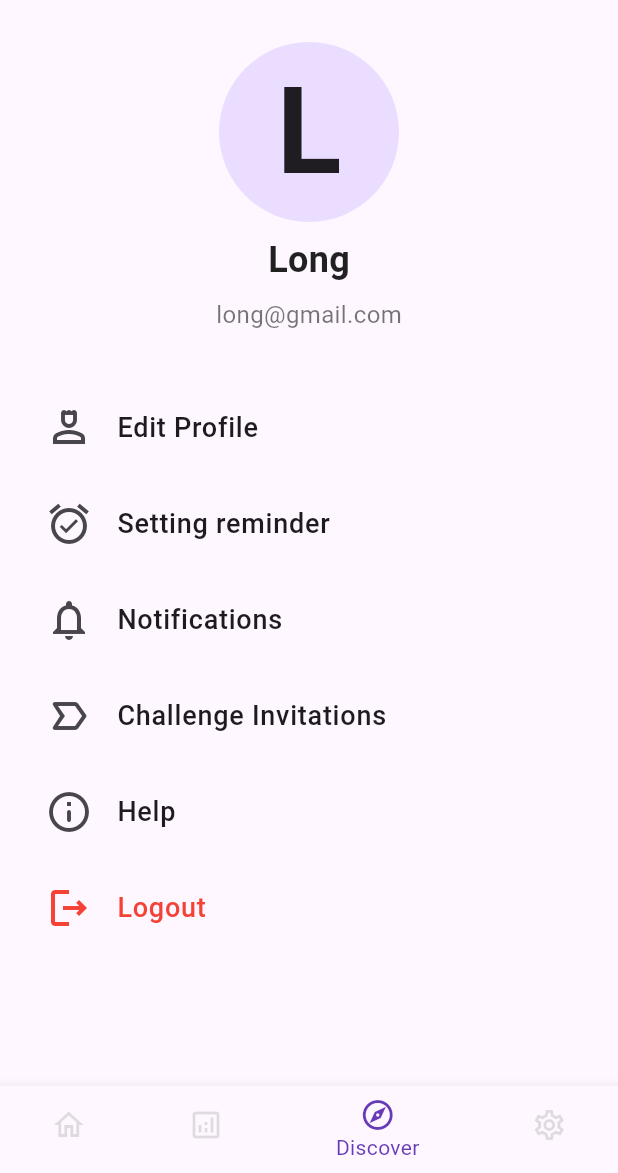
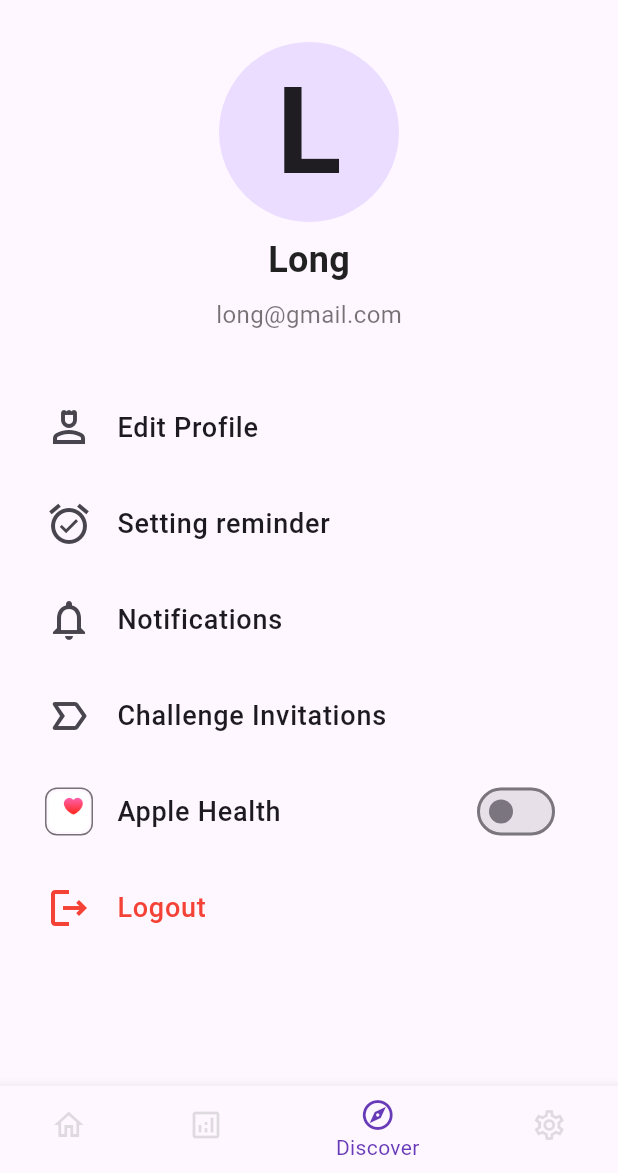
Before and after one commit to vvlong1801/capstone_mobile, a Flutter app: the SettingPage screen opened by its route, on a phone screen of 412 x 824 dp, the part 63-1236 px from its top. Run offline on Flutter 3.47's test engine with Material 2 defaults, Android fonts, the phone set to English and light mode, and no system bars; our stand-ins replace fl_chart, flutter_heatmap_calendar, flutter_local_notifications, flutter_riverpod, go_router, just_audio and 3 more; missing offline and left inert: health; accounts and stored records are empty.

Commit message:
add health service

```diff
--- a/lib/core/http/base_client.dart
+++ b/lib/core/http/base_client.dart
@@ -4,7 +4,7 @@ import 'package:flutter/foundation.dart';
 import 'package:http/http.dart' as http;
 import 'package:shared_preferences/shared_preferences.dart';
 
-String baseUrl = "http://192.168.1.232:8000/api/v1";
+String baseUrl = "http://192.168.1.9:8000/api/v1";
 
 class BaseClient {
   var client = http.Client();
--- a/lib/screens/setting/setting.dart
+++ b/lib/screens/setting/setting.dart
@@ -1,6 +1,7 @@
 import 'package:flutter/material.dart';
 import 'package:flutter_riverpod/flutter_riverpod.dart';
 import 'package:go_router/go_router.dart';
+import 'package:user_side_final_project/core/health/health_provider.dart';
 import 'package:user_side_final_project/core/router/name_route.dart';
 import 'package:user_side_final_project/layouts/widgets/bottom_navigation_widget.dart';
 
@@ -12,8 +13,11 @@ class SettingPage extends ConsumerStatefulWidget {
 }
 
 class _SettingPageState extends ConsumerState<SettingPage> {
+  bool toggle = false;
   @override
   Widget build(BuildContext context) {
+    bool authorized = ref.watch(healthProvider).authorized;
+    print("authorized health data: $authorized");
     return Scaffold(
       body: Padding(
         padding: const EdgeInsets.all(14),
@@ -21,7 +25,7 @@ class _SettingPageState extends ConsumerState<SettingPage> {
           children: [
             Container(
               width: MediaQuery.of(context).size.width,
-              child: Column(
+              child: const Column(
                 children: [
                   SizedBox(
                     height: 120,
@@ -61,14 +65,14 @@ class _SettingPageState extends ConsumerState<SettingPage> {
                 ],
               ),
             ),
-            SizedBox(
+            const SizedBox(
               height: 32,
             ),
             Expanded(
               child: ListView(
                 children: [
-                  Padding(
-                    padding: const EdgeInsets.symmetric(vertical: 4),
+                  const Padding(
+                    padding: EdgeInsets.symmetric(vertical: 4),
                     child: ListTile(
                       leading: Icon(
                         Icons.person_4_outlined,
@@ -87,19 +91,19 @@ class _SettingPageState extends ConsumerState<SettingPage> {
                       onTap: () {
                         GoRouter.of(context).pushNamed(reminderRoute);
                       },
-                      leading: Icon(
+                      leading: const Icon(
                         Icons.alarm_on_outlined,
                         size: 32,
                       ),
-                      title: Text(
+                      title: const Text(
                         "Setting reminder",
                         style: TextStyle(
                             fontWeight: FontWeight.w500, fontSize: 18),
                       ),
                     ),
                   ),
-                  Padding(
-                    padding: const EdgeInsets.symmetric(vertical: 4),
+                  const Padding(
+                    padding: EdgeInsets.symmetric(vertical: 4),
                     child: ListTile(
                       leading: Icon(
                         Icons.notifications_none_outlined,
@@ -118,11 +122,11 @@ class _SettingPageState extends ConsumerState<SettingPage> {
                       onTap: () {
                         GoRouter.of(context).pushNamed(invitationRoute);
                       },
-                      leading: Icon(
+                      leading: const Icon(
                         Icons.label_important_outline_rounded,
                         size: 32,
                       ),
-                      title: Text(
+                      title: const Text(
                         "Challenge Invitations",
                         style: TextStyle(
                             fontWeight: FontWeight.w500, fontSize: 18),
@@ -132,16 +136,32 @@ class _SettingPageState extends ConsumerState<SettingPage> {
                   Padding(
                     padding: const EdgeInsets.symmetric(vertical: 4),
                     child: ListTile(
-                      leading: Icon(
-                        Icons.info_outline_rounded,
-                        size: 32,
-                      ),
-                      title: Text(
-                        "Help",
-                        style: TextStyle(
-                            fontWeight: FontWeight.w500, fontSize: 18),
-                      ),
-                    ),
+                        leading: Container(
+                          width: 32,
+                          height: 32,
+                          decoration: BoxDecoration(
+                              border: Border.all(color: Colors.black54),
+                              borderRadius: BorderRadius.circular(8)),
+                          child: Image.asset(
+                              "assets/images/apple_health_icon.png"),
+                        ),
+                        title: const Text(
+                          "Apple Health",
+                          style: TextStyle(
+                              fontWeight: FontWeight.w500, fontSize: 18),
+                        ),
+                        trailing: Switch(
+                          value: authorized,
+                          onChanged: (value) {
+                            print(value);
+                            if (value) {
+                              ref.read(healthProvider.notifier).authorize();
+                            } else {
+                              ref.read(healthProvider.notifier).unAuthorize();
+                            }
+                          },
+                          activeColor: Colors.red,
+                        )),
                   ),
                   Padding(
                     padding: const EdgeInsets.symmetric(vertical: 4),
@@ -149,12 +169,12 @@ class _SettingPageState extends ConsumerState<SettingPage> {
                       onTap: () {
                         GoRouter.of(context).goNamed(guestRoute);
                       },
-                      leading: Icon(
+                      leading: const Icon(
                         Icons.logout_outlined,
                         size: 32,
                         color: Colors.red,
                       ),
-                      title: Text(
+                      title: const Text(
                         "Logout",
                         style: TextStyle(
                             fontWeight: FontWeight.w500,
@@ -169,7 +189,7 @@ class _SettingPageState extends ConsumerState<SettingPage> {
           ],
         ),
       ),
-      bottomNavigationBar: BottomNavigationWidget(),
+      bottomNavigationBar: const BottomNavigationWidget(),
     );
   }
 }
--- a/lib/screens/workout/count_down_workout.dart
+++ b/lib/screens/workout/count_down_workout.dart
@@ -69,11 +69,6 @@ class _CountDownPageState extends ConsumerState<CountDownPage>
       }
     });
     _animationController.forward();
-  }
-
-  @override
-  void dispose() {
-    super.dispose();
   }
 
   @override
--- a/lib/screens/workout/ready.dart
+++ b/lib/screens/workout/ready.dart
@@ -80,9 +80,9 @@ class _ReadyPageState extends ConsumerState<ReadyPage> {
                       color: Colors.deepPurple),
                 ),
               ),
-              const Center(
+              Center(
                 child: Text(
-                  "jumping",
+                  nextExercise.name ?? "",
                   style: TextStyle(
                       color: Colors.black45,
                       fontSize: 22,
--- a/lib/services/workout_service.dart
+++ b/lib/services/workout_service.dart
@@ -9,7 +9,7 @@ final workoutServiceProvider =
 class WorkoutService {
   Future<void> postWorkoutResult(WorkoutResult result) async {
     try {
-      debugPrint(result.duration);
+      debugPrint(result.feedback);
       var response =
           await BaseClient().post("/workout/result", result.toJson());
     } catch (e) {
--- a/pubspec.yaml
+++ b/pubspec.yaml
@@ -48,6 +48,9 @@ dependencies:
   fl_chart: ^0.63.0
   flutter_local_notifications: ^15.0.1
   galleryimage: ^1.2.0
+  health: ^7.0.1
+  permission_handler: ^10.4.3
+  collection: ^1.17.1
 
 dev_dependencies:
   flutter_test:
```
Also changed, not shown: lib/core/health/health_provider.dart (added, +48 -0 lines), lib/core/health/health_service.dart (added, +88 -0 lines), lib/core/health/health_state.dart (added, +14 -0 lines), lib/providers/workout/controller/workout_controller.dart (+55 -8 lines), lib/screens/workout/congratulation.dart (+58 -22 lines), lib/screens/workout/count_step_workout.dart (+7 -7 lines), lib/widgets/workout/workout_bottom.dart (+9 -3 lines), assets/images/apple_health_icon.png (added), pubspec.lock, 7 other files.
